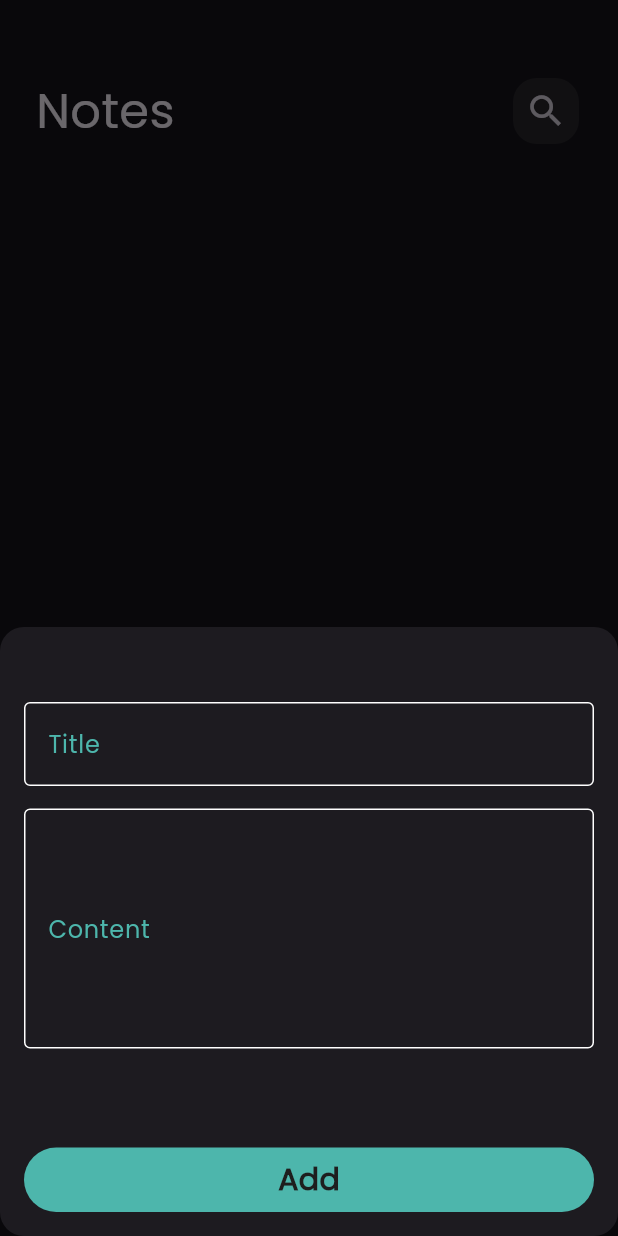
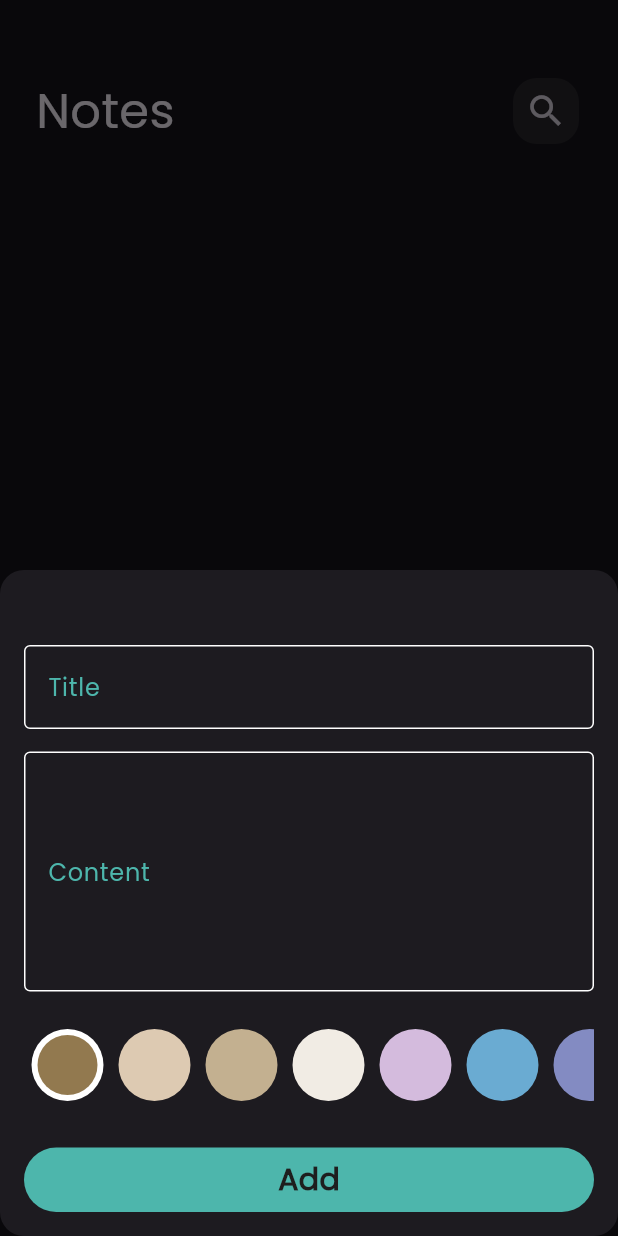
Before and after one commit to FlutterProjectsForOlaMohammed/Notes-App, a Flutter app: the screen it shows after launch, after a tap on the "add" icon, on a phone screen of 412 x 824 dp. Run offline on Flutter 3.47's test engine with Material 3 defaults, Android fonts, the phone set to English and light mode, and no system bars; our stand-ins replace flutter_bloc, font_awesome_flutter, hive, hive_flutter; accounts and stored records are empty.

Commit message:
Change Color Platte , Change Colors of Notes

```diff
--- a/lib/Constants.dart
+++ b/lib/Constants.dart
@@ -1,18 +1,15 @@
 import 'package:flutter/material.dart';
 
 List<Color> notesColor = [
-  const Color.fromRGBO(255, 205, 210, 1),
-  const Color.fromRGBO(255, 236, 179, 1),
-  const Color.fromRGBO(200, 230, 201, 1),
-  const Color.fromRGBO(187, 222, 251, 1),
-  const Color.fromRGBO(248, 187, 208, 1),
-  const Color.fromRGBO(245, 245, 245, 1),
-  const Color.fromRGBO(225, 190, 231, 1),
-  const Color.fromRGBO(255, 249, 196, 1),
-  const Color.fromRGBO(215, 204, 200, 1),
-  const Color.fromRGBO(176, 190, 197, 1),
-  const Color.fromRGBO(178, 235, 242, 1),
-  const Color.fromRGBO(100, 255, 218, 1),
+  const Color(0xff92794F),
+  const Color(0xffDDCAB2),
+  const Color(0xffC3B090),
+  const Color(0xffF1ECE4),
+  const Color(0xffD4BBDD),
+  const Color(0xff6AABD2),
+  const Color(0xff838BC2),
+  const Color(0xffFDD1D2),
+  const Color(0xffB1D8B7),
 ];
 const kPrimaryColor = Color.fromRGBO(77, 182, 172, 1);
 const kNotesBox = 'Notes_Box';
--- a/lib/Views/notes_app_view.dart
+++ b/lib/Views/notes_app_view.dart
@@ -1,8 +1,6 @@
 import 'package:flutter/material.dart';
-import 'package:flutter_bloc/flutter_bloc.dart';
 import 'package:notesapp/Widgets/notes_view_body.dart';
 import 'package:notesapp/Widgets/show_modal_Bottom_sheet.dart';
-import 'package:notesapp/cubits/Show%20Notes%20Cubit/show_notes_cubit.dart';
 
 class NotesAppView extends StatelessWidget {
   const NotesAppView({super.key});
--- a/lib/Widgets/add_note_form.dart
+++ b/lib/Widgets/add_note_form.dart
@@ -1,12 +1,12 @@
 import 'package:flutter/material.dart';
 import 'package:flutter_bloc/flutter_bloc.dart';
 import 'package:intl/intl.dart';
+import 'package:notesapp/Constants.dart';
 import 'package:notesapp/Models/note_model.dart';
 import 'package:notesapp/Widgets/custom_add_button.dart';
 import 'package:notesapp/Widgets/custom_text_form_field.dart';
 import 'package:notesapp/cubits/Add%20Note%20Cubit/add_note_cubit.dart';
 import 'package:notesapp/cubits/Add%20Note%20Cubit/add_note_states.dart';
-import 'package:notesapp/cubits/Show%20Notes%20Cubit/show_notes_cubit.dart';
 
 class AddNoteForm extends StatefulWidget {
   const AddNoteForm({super.key});
@@ -47,7 +47,11 @@ class _AddNoteFormState extends State<AddNoteForm> {
               },
             ),
             const SizedBox(
-              height: 50,
+              height: 25,
+            ),
+            SizedBox(height: 48, child: const ColorsListView()),
+            const SizedBox(
+              height: 15,
             ),
             BlocBuilder<AddNoteCubit, AddNotes>(
               builder: (context, state) {
@@ -57,7 +61,7 @@ class _AddNoteFormState extends State<AddNoteForm> {
                     if (formKey.currentState!.validate()) {
                       formKey.currentState!.save();
                       DateTime now = DateTime.now();
-                      NoteModel note = NoteModel(0,
+                      NoteModel note = NoteModel(ColorsListView.selectedColor,
                           title: title!,
                           subTitle: subTitle!,
                           date: (DateFormat.yMMMMd().format(now)).toString());
@@ -77,3 +81,63 @@ class _AddNoteFormState extends State<AddNoteForm> {
     );
   }
 }
+
+class ColorItem extends StatelessWidget {
+  const ColorItem({super.key, required this.isActive, required this.color});
+  final bool isActive;
+  final Color color;
+
+  @override
+  Widget build(BuildContext context) {
+    return Padding(
+      padding: const EdgeInsets.symmetric(horizontal: 5),
+      child: (isActive)
+          ? CircleAvatar(
+              radius: 24,
+              backgroundColor: Colors.white,
+              child: CircleAvatar(
+                radius: 20,
+                backgroundColor: color,
+              ),
+            )
+          : CircleAvatar(
+              radius: 24,
+              backgroundColor: color,
+            ),
+    );
+  }
+}
+
+class ColorsListView extends StatefulWidget {
+  const ColorsListView({super.key});
+  static int selectedColor = notesColor[0].value;
+  @override
+  State<ColorsListView> createState() => _ColorsListViewState();
+}
+
+class _ColorsListViewState extends State<ColorsListView> {
+  int currentIndex = 0;
+
+  @override
+  Widget build(BuildContext context) {
+    return Padding(
+      padding: const EdgeInsets.symmetric(horizontal: 16),
+      child: ListView.builder(
+          itemCount: notesColor.length,
+          scrollDirection: Axis.horizontal,
+          itemBuilder: (context, index) {
+            return GestureDetector(
+              onTap: () {
+                currentIndex = index;
+                ColorsListView.selectedColor = notesColor[index].value;
+                setState(() {});
+              },
+              child: ColorItem(
+                color: notesColor[index],
+                isActive: (currentIndex == index),
+              ),
+            );
+          }),
+    );
+  }
+}
--- a/lib/Widgets/notes_list_view.dart
+++ b/lib/Widgets/notes_list_view.dart
@@ -21,7 +21,6 @@ class NotesListView extends StatelessWidget {
               itemBuilder: (context, index) {
                 return CustomNoteItem(
                   note: notes[index],
-                  color: notesColor[index % 12],
                 );
               });
         },
--- a/lib/Widgets/show_modal_Bottom_sheet.dart
+++ b/lib/Widgets/show_modal_Bottom_sheet.dart
@@ -24,6 +24,7 @@ class ShowModalBottomSheet extends StatelessWidget {
                 return const showAlertDialog(
                     title: "Error",
                     subTitle: "Error Occured , Please Enter The Note again ",
+                    pressedText: "Ok",
                     backgroundColor: Colors.red);
               });
         }
@@ -34,6 +35,7 @@ class ShowModalBottomSheet extends StatelessWidget {
               context: context,
               builder: (BuildContext context) {
                 return const showAlertDialog(
+                  pressedText: "Ok",
                   title: "Done",
                   subTitle: "Note Saved Sucessfully",
                   backgroundColor: Colors.green,
--- a/pubspec.yaml
+++ b/pubspec.yaml
@@ -56,9 +56,8 @@ flutter:
   uses-material-design: true
 
   # To add assets to your application, add an assets section, like this:
-  # assets:
-  #   - images/a_dot_burr.jpeg
-  #   - images/a_dot_ham.jpeg
+  assets:
+    - assets/note.png
   # An image asset can refer to one or more resolution-specific "variants", see
   # https://flutter.dev/assets-and-images/#resolution-aware
   # For details regarding adding assets from package dependencies, see
```
Also changed, not shown: lib/Views/search_for_note_view.dart (added, +13 -0 lines), lib/Widgets/custom_note_item.dart (+12 -3 lines), lib/Widgets/edit_note_item_body.dart (+52 -1 lines), lib/Widgets/notes_view_body.dart (+18 -0 lines), lib/Widgets/show_alert_dialog.dart (+17 -4 lines), assets/note.png (added).
